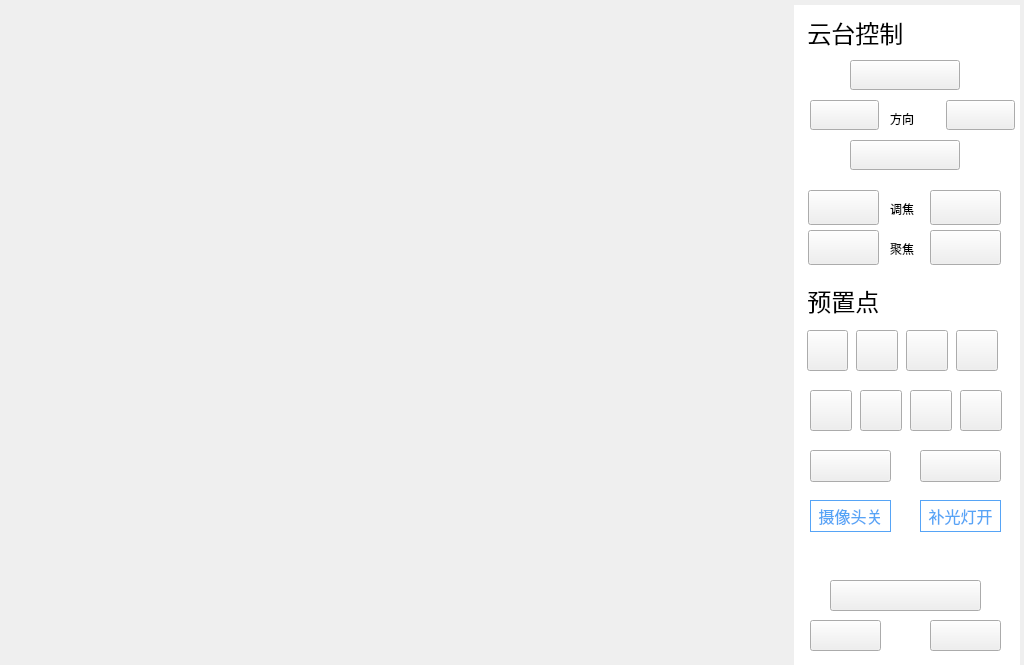
Old version of the form pvmsmonitorwidget.ui in the repository 1157889734/x86MyAppliction.
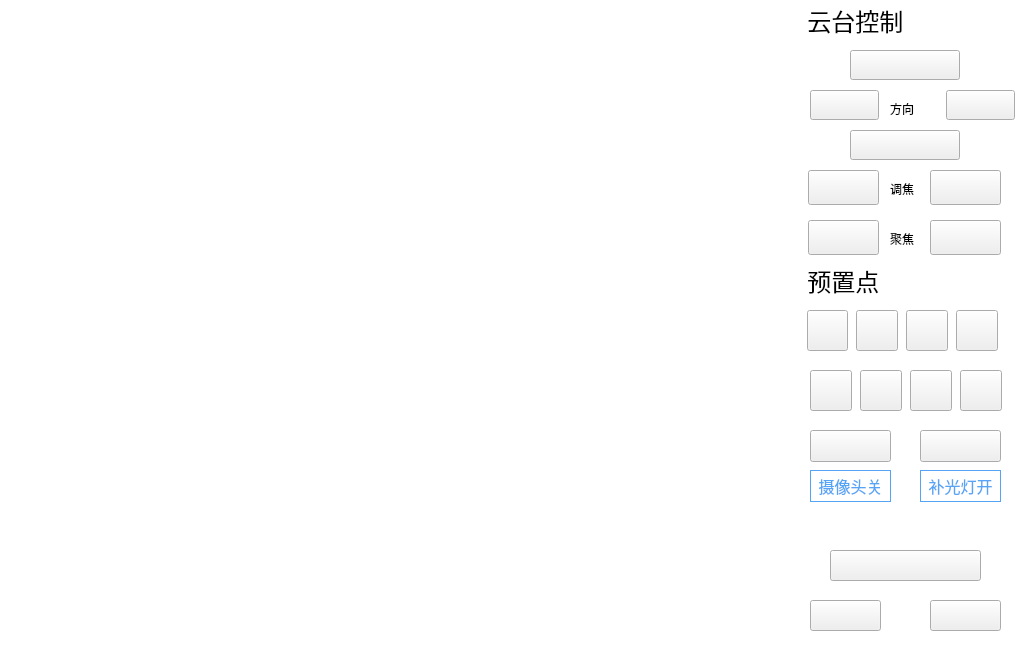
New version of the form. Icons and pictures are not drawn.

Patch:
```diff
--- a/pvmsmonitorwidget.ui
+++ b/pvmsmonitorwidget.ui
@@ -17,7 +17,7 @@
    <property name="geometry">
     <rect>
      <x>794</x>
-     <y>230</y>
+     <y>220</y>
      <width>226</width>
      <height>41</height>
     </rect>
@@ -44,7 +44,7 @@
    <property name="geometry">
     <rect>
      <x>960</x>
-     <y>390</y>
+     <y>370</y>
      <width>42</width>
      <height>41</height>
     </rect>
@@ -55,7 +55,10 @@
     </font>
    </property>
    <property name="styleSheet">
-    <string notr="true">border-image: url(:/res/8.bmp);</string>
+    <string notr="true">QPushButton{
+border-image: url(:/res/8.bmp);}
+QPushButton:pressed
+{background-color: rgb(255, 255, 255);color: rgb(255, 255, 255);border-color: rgb(86, 164, 246);border-width: 6px;border-style: solid;}</string>
    </property>
    <property name="text">
     <string/>
@@ -68,7 +71,7 @@
    <property name="geometry">
     <rect>
      <x>808</x>
-     <y>190</y>
+     <y>170</y>
      <width>71</width>
      <height>35</height>
     </rect>
@@ -79,7 +82,10 @@
     </font>
    </property>
    <property name="styleSheet">
-    <string notr="true">border-image: url(:/res/plus.bmp);</string>
+    <string notr="true">QPushButton{
+border-image: url(:/res/plus.bmp);}
+QPushButton:pressed
+{background-color: rgb(255, 255, 255);color: rgb(255, 255, 255);border-color: rgb(86, 164, 246);border-width: 6px;border-style: solid;}</string>
    </property>
    <property name="text">
     <string/>
@@ -89,7 +95,7 @@
    <property name="geometry">
     <rect>
      <x>930</x>
-     <y>230</y>
+     <y>220</y>
      <width>71</width>
      <height>35</height>
     </rect>
@@ -100,7 +106,10 @@
     </font>
    </property>
    <property name="styleSheet">
-    <string notr="true">border-image: url(:/res/near.bmp);</string>
+    <string notr="true">QPushButton{
+border-image: url(:/res/near.bmp);}
+QPushButton:pressed
+{background-color: rgb(255, 255, 255);color: rgb(255, 255, 255);border-color: rgb(86, 164, 246);border-width: 6px;border-style: solid;}</string>
    </property>
    <property name="text">
     <string/>
@@ -110,7 +119,7 @@
    <property name="geometry">
     <rect>
      <x>910</x>
-     <y>540</y>
+     <y>510</y>
      <width>30</width>
      <height>31</height>
     </rect>
@@ -141,7 +150,7 @@
    <property name="geometry">
     <rect>
      <x>890</x>
-     <y>200</y>
+     <y>180</y>
      <width>31</width>
      <height>17</height>
     </rect>
@@ -158,7 +167,7 @@
    <property name="geometry">
     <rect>
      <x>810</x>
-     <y>500</y>
+     <y>470</y>
      <width>81</width>
      <height>32</height>
     </rect>
@@ -187,7 +196,7 @@
    <property name="geometry">
     <rect>
      <x>890</x>
-     <y>110</y>
+     <y>100</y>
      <width>31</width>
      <height>17</height>
     </rect>
@@ -204,7 +213,7 @@
    <property name="geometry">
     <rect>
      <x>808</x>
-     <y>230</y>
+     <y>220</y>
      <width>71</width>
      <height>35</height>
     </rect>
@@ -215,7 +224,10 @@
     </font>
    </property>
    <property name="styleSheet">
-    <string notr="true">border-image: url(:/res/fare.bmp);</string>
+    <string notr="true">QPushButton{
+border-image: url(:/res/fare.bmp);}
+QPushButton:pressed
+{background-color: rgb(255, 255, 255);color: rgb(255, 255, 255);border-color: rgb(86, 164, 246);border-width: 6px;border-style: solid;}</string>
    </property>
    <property name="text">
     <string/>
@@ -225,7 +237,7 @@
    <property name="geometry">
     <rect>
      <x>906</x>
-     <y>330</y>
+     <y>310</y>
      <width>42</width>
      <height>41</height>
     </rect>
@@ -236,7 +248,10 @@
     </font>
    </property>
    <property name="styleSheet">
-    <string notr="true">border-image: url(:/res/3.bmp);</string>
+    <string notr="true">QPushButton{
+border-image: url(:/res/3.bmp);}
+QPushButton:pressed
+{background-color: rgb(255, 255, 255);color: rgb(255, 255, 255);border-color: rgb(86, 164, 246);border-width: 6px;border-style: solid;}</string>
    </property>
    <property name="text">
     <string/>
@@ -249,7 +264,7 @@
    <property name="geometry">
     <rect>
      <x>860</x>
-     <y>540</y>
+     <y>510</y>
      <width>30</width>
      <height>31</height>
     </rect>
@@ -277,7 +292,7 @@
    <property name="geometry">
     <rect>
      <x>930</x>
-     <y>190</y>
+     <y>170</y>
      <width>71</width>
      <height>35</height>
     </rect>
@@ -288,7 +303,10 @@
     </font>
    </property>
    <property name="styleSheet">
-    <string notr="true">border-image: url(:/res/substruct.bmp);</string>
+    <string notr="true">QPushButton{
+border-image: url(:/res/substruct.bmp);}
+QPushButton:pressed
+{background-color: rgb(255, 255, 255);color: rgb(255, 255, 255);border-color: rgb(86, 164, 246);border-width: 6px;border-style: solid;}</string>
    </property>
    <property name="text">
     <string/>
@@ -298,7 +316,7 @@
    <property name="geometry">
     <rect>
      <x>856</x>
-     <y>330</y>
+     <y>310</y>
      <width>42</width>
      <height>41</height>
     </rect>
@@ -309,7 +327,11 @@
     </font>
    </property>
    <property name="styleSheet">
-    <string notr="true">border-image: url(:/res/2.bmp);</string>
+    <string notr="true">QPushButton{
+border-image: url(:/res/2.bmp);}
+QPushButton:pressed
+{background-color: rgb(255, 255, 255);color: rgb(255, 255, 255);border-color: rgb(86, 164, 246);border-width: 6px;border-style: solid;}
+</string>
    </property>
    <property name="text">
     <string/>
@@ -322,13 +344,16 @@
    <property name="geometry">
     <rect>
      <x>946</x>
-     <y>100</y>
+     <y>90</y>
      <width>69</width>
      <height>30</height>
     </rect>
    </property>
    <property name="styleSheet">
-    <string notr="true">border-image: url(:/res/right.bmp);</string>
+    <string notr="true">QPushButton{
+border-image: url(:/res/right.bmp);}
+QPushButton:pressed
+{background-color: rgb(255, 255, 255);color: rgb(255, 255, 255);border-color: rgb(86, 164, 246);border-width: 6px;border-style: solid;}</string>
    </property>
    <property name="text">
     <string/>
@@ -344,7 +369,7 @@
    <property name="geometry">
     <rect>
      <x>890</x>
-     <y>240</y>
+     <y>230</y>
      <width>31</width>
      <height>17</height>
     </rect>
@@ -361,13 +386,16 @@
    <property name="geometry">
     <rect>
      <x>810</x>
-     <y>100</y>
+     <y>90</y>
      <width>69</width>
      <height>30</height>
     </rect>
    </property>
    <property name="styleSheet">
-    <string notr="true">border-image: url(:/res/left.bmp);</string>
+    <string notr="true">QPushButton{
+border-image: url(:/res/left.bmp);}
+QPushButton:pressed
+{background-color: rgb(255, 255, 255);color: rgb(255, 255, 255);border-color: rgb(86, 164, 246);border-width: 6px;border-style: solid;}</string>
    </property>
    <property name="text">
     <string/>
@@ -383,8 +411,8 @@
    <property name="geometry">
     <rect>
      <x>794</x>
-     <y>60</y>
-     <width>226</width>
+     <y>40</y>
+     <width>231</width>
      <height>131</height>
     </rect>
    </property>
@@ -410,7 +438,7 @@
    <property name="geometry">
     <rect>
      <x>810</x>
-     <y>450</y>
+     <y>430</y>
      <width>81</width>
      <height>32</height>
     </rect>
@@ -421,7 +449,10 @@
     </font>
    </property>
    <property name="styleSheet">
-    <string notr="true">border-image: url(:/res/setuse.bmp);</string>
+    <string notr="true">QPushButton{
+border-image: url(:/res/setuse.bmp);}
+QPushButton:pressed
+{background-color: rgb(255, 255, 255);color: rgb(255, 255, 255);border-color: rgb(86, 164, 246);border-width: 6px;border-style: solid;}</string>
    </property>
    <property name="text">
     <string/>
@@ -437,7 +468,7 @@
    <property name="geometry">
     <rect>
      <x>910</x>
-     <y>390</y>
+     <y>370</y>
      <width>42</width>
      <height>41</height>
     </rect>
@@ -448,7 +479,10 @@
     </font>
    </property>
    <property name="styleSheet">
-    <string notr="true">border-image: url(:/res/7.bmp);</string>
+    <string notr="true">QPushButton{
+border-image: url(:/res/7.bmp);}
+QPushButton:pressed
+{background-color: rgb(255, 255, 255);color: rgb(255, 255, 255);border-color: rgb(86, 164, 246);border-width: 6px;border-style: solid;}</string>
    </property>
    <property name="text">
     <string/>
@@ -461,13 +495,16 @@
    <property name="geometry">
     <rect>
      <x>850</x>
-     <y>140</y>
+     <y>130</y>
      <width>110</width>
      <height>30</height>
     </rect>
    </property>
    <property name="styleSheet">
-    <string notr="true">border-image: url(:/res/down.bmp);</string>
+    <string notr="true">QPushButton{
+border-image: url(:/res/down.bmp);}
+QPushButton:pressed
+{background-color: rgb(255, 255, 255);color: rgb(255, 255, 255);border-color: rgb(86, 164, 246);border-width: 6px;border-style: solid;}</string>
    </property>
    <property name="text">
     <string/>
@@ -483,7 +520,7 @@
    <property name="geometry">
     <rect>
      <x>830</x>
-     <y>580</y>
+     <y>550</y>
      <width>151</width>
      <height>31</height>
     </rect>
@@ -494,7 +531,10 @@
     </font>
    </property>
    <property name="styleSheet">
-    <string notr="true">border-image: url(:/monres/savevedio.bmp);</string>
+    <string notr="true">QPushButton{
+border-image: url(:/monres/savevedio.bmp);}
+QPushButton:pressed
+{background-color: rgb(255, 255, 255);color: rgb(255, 255, 255);border-color: rgb(86, 164, 246);border-width: 6px;border-style: solid;}</string>
    </property>
    <property name="text">
     <string/>
@@ -504,7 +544,7 @@
    <property name="geometry">
     <rect>
      <x>810</x>
-     <y>620</y>
+     <y>600</y>
      <width>71</width>
      <height>31</height>
     </rect>
@@ -515,7 +555,10 @@
     </font>
    </property>
    <property name="styleSheet">
-    <string notr="true">border-image: url(:/monres/alertoff.bmp);</string>
+    <string notr="true">QPushButton{
+border-image: url(:/monres/alertoff.bmp);}
+QPushButton:pressed
+{background-color: rgb(255, 255, 255);color: rgb(255, 255, 255);border-color: rgb(86, 164, 246);border-width: 6px;border-style: solid;}</string>
    </property>
    <property name="text">
     <string/>
@@ -528,7 +571,7 @@
    <property name="geometry">
     <rect>
      <x>920</x>
-     <y>500</y>
+     <y>470</y>
      <width>81</width>
      <height>32</height>
     </rect>
@@ -557,7 +600,7 @@
    <property name="geometry">
     <rect>
      <x>956</x>
-     <y>330</y>
+     <y>310</y>
      <width>42</width>
      <height>41</height>
     </rect>
@@ -568,7 +611,10 @@
     </font>
    </property>
    <property name="styleSheet">
-    <string notr="true">border-image: url(:/res/4.bmp);</string>
+    <string notr="true">QPushButton{
+border-image: url(:/res/4.bmp);}
+QPushButton:pressed
+{background-color: rgb(255, 255, 255);color: rgb(255, 255, 255);border-color: rgb(86, 164, 246);border-width: 6px;border-style: solid;}</string>
    </property>
    <property name="text">
     <string/>
@@ -581,8 +627,8 @@
    <property name="geometry">
     <rect>
      <x>794</x>
-     <y>569</y>
-     <width>226</width>
+     <y>560</y>
+     <width>231</width>
      <height>101</height>
     </rect>
    </property>
@@ -603,7 +649,7 @@
    <property name="geometry">
     <rect>
      <x>970</x>
-     <y>540</y>
+     <y>510</y>
      <width>30</width>
      <height>31</height>
     </rect>
@@ -628,13 +674,16 @@
    <property name="geometry">
     <rect>
      <x>850</x>
-     <y>60</y>
+     <y>50</y>
      <width>110</width>
      <height>30</height>
     </rect>
    </property>
    <property name="styleSheet">
-    <string notr="true">border-image: url(:/res/up.bmp);</string>
+    <string notr="true">QPushButton{
+border-image: url(:/res/up.bmp);}
+QPushButton:pressed
+{background-color: rgb(255, 255, 255);color: rgb(255, 255, 255);border-color: rgb(86, 164, 246);border-width: 6px;border-style: solid;}</string>
    </property>
    <property name="text">
     <string/>
@@ -653,7 +702,7 @@
    <property name="geometry">
     <rect>
      <x>810</x>
-     <y>540</y>
+     <y>510</y>
      <width>30</width>
      <height>31</height>
     </rect>
@@ -678,9 +727,9 @@
    <property name="geometry">
     <rect>
      <x>794</x>
-     <y>5</y>
-     <width>226</width>
-     <height>55</height>
+     <y>-5</y>
+     <width>231</width>
+     <height>51</height>
     </rect>
    </property>
    <property name="font">
@@ -711,7 +760,7 @@
    <property name="geometry">
     <rect>
      <x>860</x>
-     <y>390</y>
+     <y>370</y>
      <width>42</width>
      <height>41</height>
     </rect>
@@ -722,7 +771,10 @@
     </font>
    </property>
    <property name="styleSheet">
-    <string notr="true">border-image: url(:/res/6.bmp);</string>
+    <string notr="true">QPushButton{
+border-image: url(:/res/6.bmp);}
+QPushButton:pressed
+{background-color: rgb(255, 255, 255);color: rgb(255, 255, 255);border-color: rgb(86, 164, 246);border-width: 6px;border-style: solid;}</string>
    </property>
    <property name="text">
     <string/>
@@ -735,7 +787,7 @@
    <property name="geometry">
     <rect>
      <x>807</x>
-     <y>330</y>
+     <y>310</y>
      <width>41</width>
      <height>41</height>
     </rect>
@@ -746,7 +798,11 @@
     </font>
    </property>
    <property name="styleSheet">
-    <string notr="true">border-image: url(:/res/1.bmp);</string>
+    <string notr="true">QPushButton
+{border-image: url(:/res/1.bmp);}
+QPushButton:pressed
+{background-color: rgb(255, 255, 255);color: rgb(255, 255, 255);border-color: rgb(86, 164, 246);border-width: 6px;border-style: solid;}
+</string>
    </property>
    <property name="text">
     <string/>
@@ -765,7 +821,7 @@
    <property name="geometry">
     <rect>
      <x>810</x>
-     <y>390</y>
+     <y>370</y>
      <width>42</width>
      <height>41</height>
     </rect>
@@ -776,7 +832,10 @@
     </font>
    </property>
    <property name="styleSheet">
-    <string notr="true">border-image: url(:/res/5.bmp);</string>
+    <string notr="true">QPushButton{
+border-image: url(:/res/5.bmp);}
+QPushButton:pressed
+{background-color: rgb(255, 255, 255);color: rgb(255, 255, 255);border-color: rgb(86, 164, 246);border-width: 6px;border-style: solid;}</string>
    </property>
    <property name="text">
     <string/>
@@ -789,8 +848,8 @@
    <property name="geometry">
     <rect>
      <x>794</x>
-     <y>185</y>
-     <width>226</width>
+     <y>170</y>
+     <width>231</width>
      <height>51</height>
     </rect>
    </property>
@@ -815,9 +874,9 @@
   <widget class="QLabel" name="label_8">
    <property name="geometry">
     <rect>
-     <x>794</x>
-     <y>323</y>
-     <width>226</width>
+     <x>795</x>
+     <y>310</y>
+     <width>231</width>
      <height>251</height>
     </rect>
    </property>
@@ -837,7 +896,7 @@
    <property name="geometry">
     <rect>
      <x>920</x>
-     <y>450</y>
+     <y>430</y>
      <width>81</width>
      <height>32</height>
     </rect>
@@ -848,7 +907,10 @@
     </font>
    </property>
    <property name="styleSheet">
-    <string notr="true">border-image: url(:/res/usepreset.bmp);</string>
+    <string notr="true">QPushButton{
+border-image: url(:/res/usepreset.bmp);}
+QPushButton:pressed
+{background-color: rgb(255, 255, 255);color: rgb(255, 255, 255);border-color: rgb(86, 164, 246);border-width: 6px;border-style: solid;}</string>
    </property>
    <property name="text">
     <string/>
@@ -858,8 +920,8 @@
    <property name="geometry">
     <rect>
      <x>794</x>
-     <y>270</y>
-     <width>226</width>
+     <y>250</y>
+     <width>231</width>
      <height>61</height>
     </rect>
    </property>
@@ -891,7 +953,7 @@
    <property name="geometry">
     <rect>
      <x>930</x>
-     <y>620</y>
+     <y>600</y>
      <width>71</width>
      <height>31</height>
     </rect>
@@ -902,7 +964,10 @@
     </font>
    </property>
    <property name="styleSheet">
-    <string notr="true">border-image: url(:/monres/cancel.bmp);</string>
+    <string notr="true">QPushButton{
+border-image: url(:/monres/cancel.bmp);}
+QPushButton:pressed
+{background-color: rgb(255, 255, 255);color: rgb(255, 255, 255);border-color: rgb(86, 164, 246);border-width: 6px;border-style: solid;}</string>
    </property>
    <property name="text">
     <string/>
@@ -911,6 +976,23 @@
     <bool>true</bool>
    </property>
   </widget>
+  <widget class="QLabel" name="label_11">
+   <property name="geometry">
+    <rect>
+     <x>0</x>
+     <y>0</y>
+     <width>1024</width>
+     <height>665</height>
+    </rect>
+   </property>
+   <property name="styleSheet">
+    <string notr="true">background-color: rgb(255, 255, 255);</string>
+   </property>
+   <property name="text">
+    <string/>
+   </property>
+  </widget>
+  <zorder>label_11</zorder>
   <zorder>label_6</zorder>
   <zorder>label_2</zorder>
   <zorder>label_4</zorder>
```
